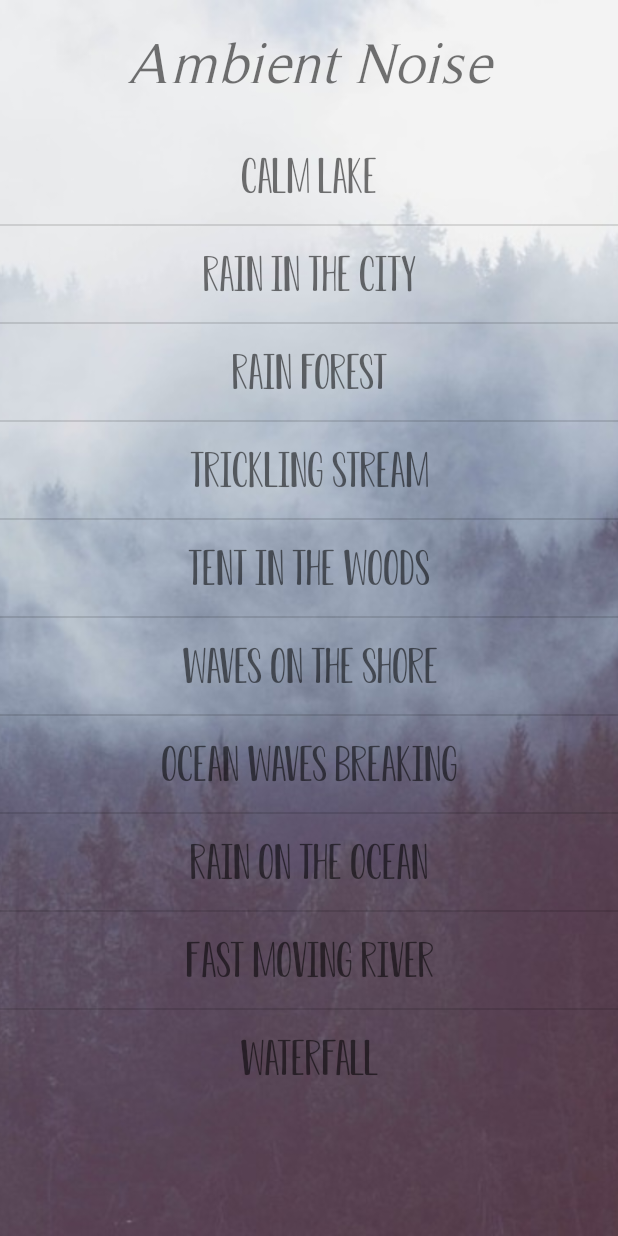
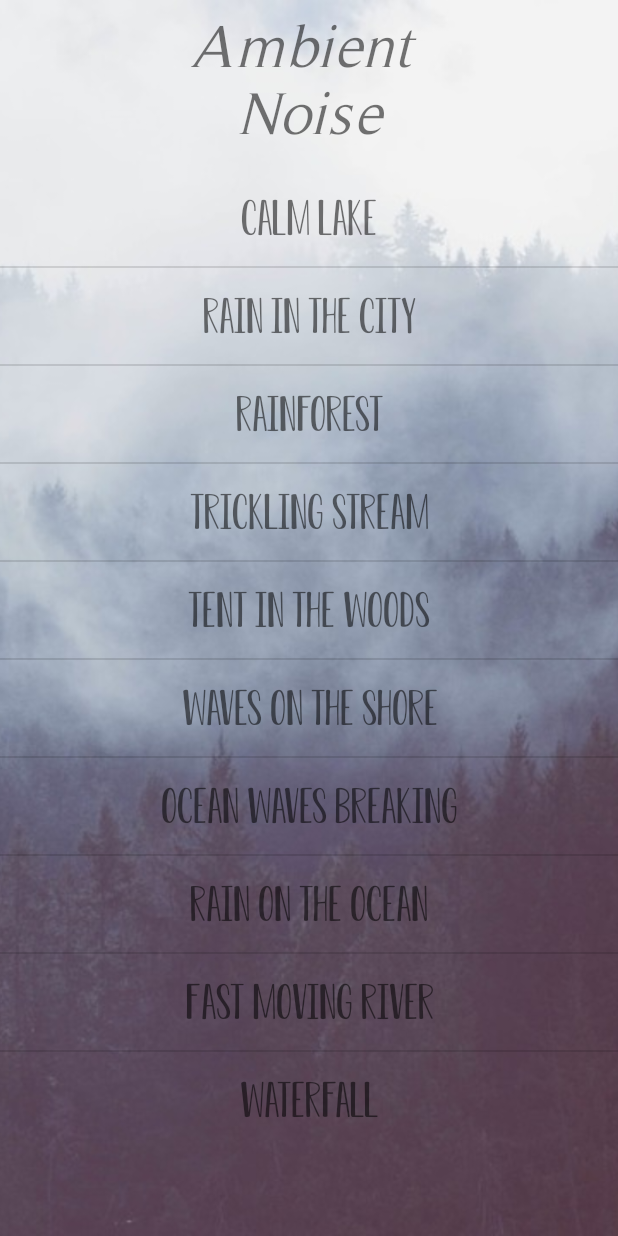
Before and after one commit to Lewis-Cook/Ambient-Noise-Sleep-Sounds, an Android app: the screen it shows after launch (MainActivity), on a phone screen of 412 x 824 dp. Run offline under Robolectric (Android 15) with nearby library versions, the phone set to English and light mode, and no system bars.

Commit message:
Minor visual tweaks and polish. Updated Pause receiver to update TextViews and change visibility

```diff
--- a/app/src/main/AndroidManifest.xml
+++ b/app/src/main/AndroidManifest.xml
@@ -1,9 +1,7 @@
 <?xml version="1.0" encoding="utf-8"?>
 <manifest xmlns:android="http://schemas.android.com/apk/res/android"
     xmlns:tools="http://schemas.android.com/tools"
-    package="uk.co.lewiscook.ambientnoises"
-    android:versionCode="1"
-    android:versionName="1.0">
+    package="uk.co.lewiscook.ambientnoises">
 
     <application
         android:name=".App"
--- a/app/src/main/java/uk/co/lewiscook/ambientnoises/MainActivity.java
+++ b/app/src/main/java/uk/co/lewiscook/ambientnoises/MainActivity.java
@@ -26,16 +26,16 @@ public class MainActivity extends AppCompatActivity {
         setContentView(R.layout.activity_main);
 
         final ArrayList<String> noises = new ArrayList<>();
-        noises.add("Calm Lake");
-        noises.add("Rain in the City");
-        noises.add("Rain Forest");
-        noises.add("Trickling Stream");
-        noises.add("Tent in the Woods");
-        noises.add("Waves on the Shore");
-        noises.add("Ocean Waves Breaking");
-        noises.add("Rain on the Ocean");
-        noises.add("Fast Moving River");
-        noises.add("Waterfall");
+        noises.add(getString(R.string.calm_lake));
+        noises.add(getString(R.string.rain_city));
+        noises.add(getString(R.string.rainforest));
+        noises.add(getString(R.string.trickling_stream));
+        noises.add(getString(R.string.tent_woods));
+        noises.add(getString(R.string.waves_shore));
+        noises.add(getString(R.string.ocean_waves_breaking));
+        noises.add(getString(R.string.rain_ocean));
+        noises.add(getString(R.string.fast_river));
+        noises.add(getString(R.string.waterfall));
 
         ArrayAdapter adapter = new ArrayAdapter<>(MainActivity.this, R.layout.custom_listview, noises);
 
--- a/app/src/main/res/layout/activity_main.xml
+++ b/app/src/main/res/layout/activity_main.xml
@@ -19,10 +19,12 @@
         tools:context=".MainActivity">
 
         <TextView
+            android:layout_marginTop="8dp"
+            android:layout_marginBottom="15dp"
             android:layout_width="match_parent"
-            android:layout_height="85dp"
+            android:layout_height="90dp"
             android:text="@string/app_name"
-            android:textSize="38sp"
+            android:textSize="40dp"
             android:textStyle="italic"
             android:fontFamily="@font/timeless"
             android:gravity="center"/>
--- a/app/src/main/res/layout/popup_window.xml
+++ b/app/src/main/res/layout/popup_window.xml
@@ -67,6 +67,8 @@
         android:id="@+id/textField"
         android:layout_width="wrap_content"
         android:layout_height="40dp"
+        android:layout_marginEnd="5dp"
+        android:layout_marginStart="5dp"
         android:layout_gravity="center_horizontal"
         android:fontFamily="@font/timeless"
         android:textAlignment="center"
--- a/app/src/main/res/values/strings.xml
+++ b/app/src/main/res/values/strings.xml
@@ -2,7 +2,7 @@
 <resources xmlns:xliff="urn:oasis:names:tc:xliff:document:1.2">
 
     <!-- App name -->
-    <string name="app_name">Ambient Noise</string>
+    <string name="app_name">Ambient \nNoise</string>
     <string name="app_version_number">1.0</string>
     <string name="menu_settings">Settings</string>
 
@@ -12,8 +12,23 @@
 
     <string name="notification_description">This channel displays the play and pause functions</string>
 
+    <!--Pop up window-->
     <string name="remaining_time">Time Remaining:</string>
     <string name="minutes">Minutes</string>
     <string name="hours">Hours</string>
 
+    <!--Page Titles-->
+    <string name="calm_lake">Calm Lake</string>
+    <string name="rain_city">Rain in the City</string>
+    <string name="rainforest">Rainforest</string>
+    <string name="trickling_stream">Trickling Stream</string>
+    <string name="tent_woods">Tent in the Woods</string>
+    <string name="waves_shore">Waves on the Shore</string>
+    <string name="ocean_waves_breaking">Ocean Waves Breaking</string>
+    <string name="rain_ocean">Rain on the Ocean</string>
+    <string name="fast_river">Fast Moving River</string>
+    <string name="waterfall">Waterfall</string>
+
+
+
 </resources>
```
Also changed, not shown: app/src/main/java/uk/co/lewiscook/ambientnoises/AudioActivity.java (+8 -7 lines), app/src/main/java/uk/co/lewiscook/ambientnoises/PauseReceiver.java (+21 -0 lines), app/src/main/res/mipmap-hdpi/ic_launcher_foreground.png, app/src/main/res/mipmap-mdpi/ic_launcher_foreground.png, app/src/main/res/mipmap-xhdpi/ic_launcher_foreground.png, app/src/main/res/mipmap-xxhdpi/ic_launcher_foreground.png, app/src/main/res/mipmap-xxxhdpi/ic_launcher_foreground.png.
